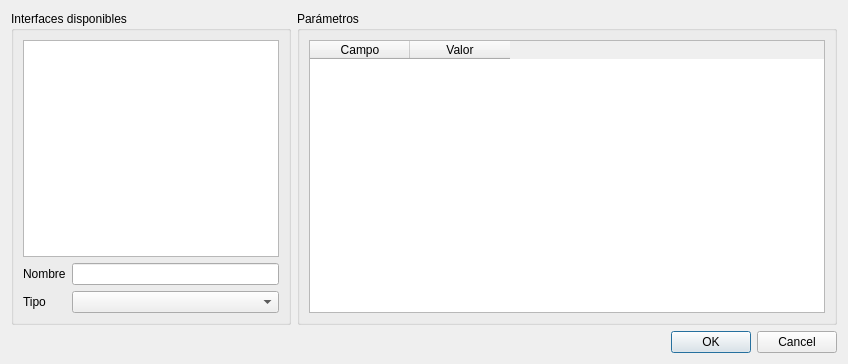
The window that src/interfaceeditdialog.ui (tarpuq/tarpuqJIGsw) describes before a commit, drawn with Qt 5.
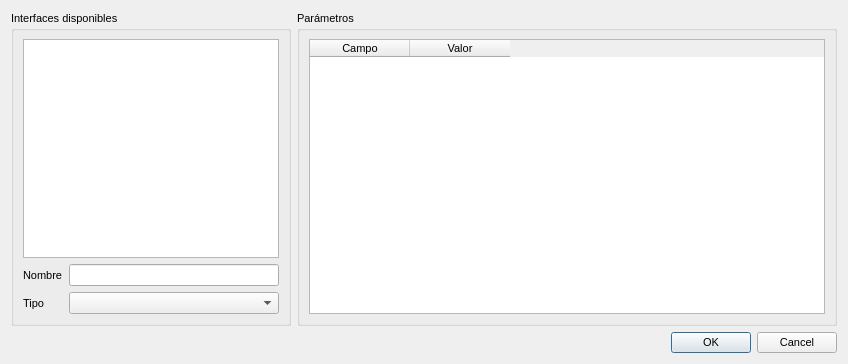
The same window after the commit.

```diff
--- a/src/interfaceeditdialog.ui
+++ b/src/interfaceeditdialog.ui
@@ -10,6 +10,11 @@
     <height>364</height>
    </rect>
   </property>
+  <property name="font">
+   <font>
+    <pointsize>8</pointsize>
+   </font>
+  </property>
   <property name="windowTitle">
    <string>Editor de interfaces</string>
   </property>
```
